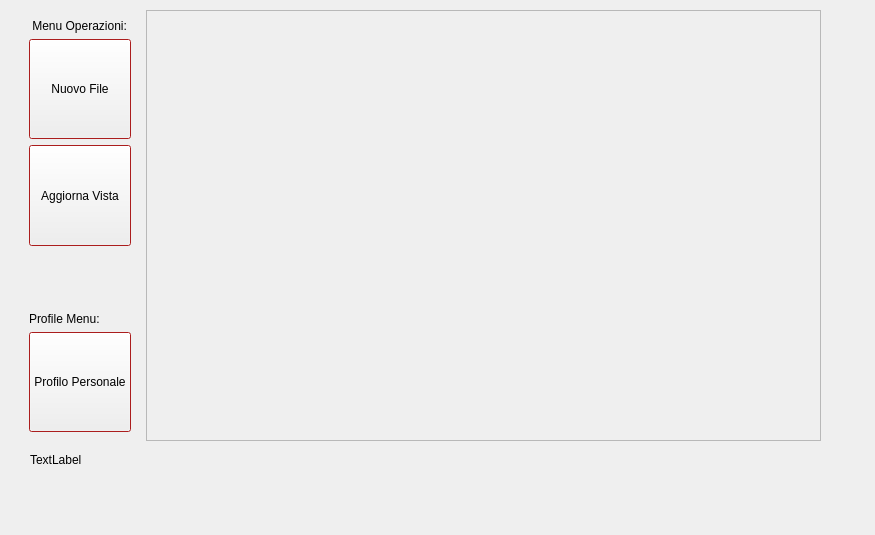
Above: Login/homepage.ui from cosimo265598/Edilive before the change. Below: the same form after it.
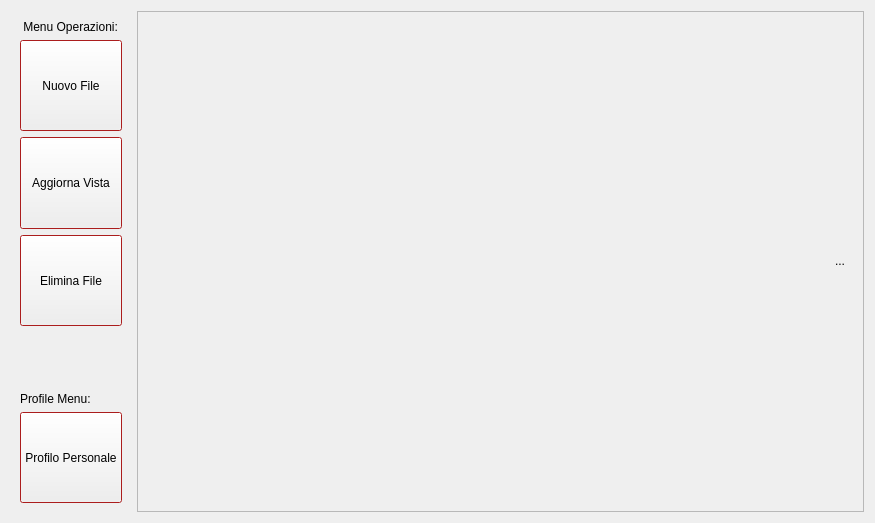
That is the form after the change.

```diff
--- a/Login/homepage.ui
+++ b/Login/homepage.ui
@@ -7,34 +7,12 @@
     <x>0</x>
     <y>0</y>
     <width>875</width>
-    <height>535</height>
+    <height>523</height>
    </rect>
   </property>
   <property name="windowTitle">
    <string>Form</string>
   </property>
-  <widget class="QStackedWidget" name="stackedWidget">
-   <property name="geometry">
-    <rect>
-     <x>20</x>
-     <y>10</y>
-     <width>811</width>
-     <height>471</height>
-    </rect>
-   </property>
-   <property name="currentIndex">
-    <number>0</number>
-   </property>
-   <widget class="QWidget" name="homePage">
-    <widget class="QWidget" name="layoutWidget">
-     <property name="geometry">
-      <rect>
-       <x>0</x>
-       <y>0</y>
-       <width>801</width>
-       <height>431</height>
-      </rect>
-     </property>
      <layout class="QHBoxLayout" name="horizontalLayout">
       <item>
        <widget class="QWidget" name="sidebar" native="true">
@@ -154,6 +132,19 @@
            </property>
           </widget>
          </item>
+      <item>
+       <widget class="QPushButton" name="pushButton">
+        <property name="sizePolicy">
+         <sizepolicy hsizetype="Minimum" vsizetype="Preferred">
+          <horstretch>0</horstretch>
+          <verstretch>0</verstretch>
+         </sizepolicy>
+        </property>
+        <property name="text">
+         <string>Elimina File</string>
+        </property>
+       </widget>
+      </item>
          <item>
           <spacer name="verticalSpacer">
            <property name="orientation">
@@ -218,8 +209,8 @@
           <rect>
            <x>0</x>
            <y>0</y>
-           <width>645</width>
-           <height>427</height>
+        <width>703</width>
+        <height>503</height>
           </rect>
          </property>
          <layout class="QGridLayout" name="gridLayout_3">
@@ -245,24 +236,8 @@
                </property>
               </layout>
              </item>
-            </layout>
-           </widget>
-          </item>
-         </layout>
-        </widget>
-       </widget>
-      </item>
-     </layout>
-    </widget>
+          <item row="1" column="0">
     <widget class="QLabel" name="infoLabel">
-     <property name="geometry">
-      <rect>
-       <x>10</x>
-       <y>440</y>
-       <width>627</width>
-       <height>20</height>
-      </rect>
-     </property>
      <property name="maximumSize">
       <size>
        <width>16777215</width>
@@ -270,12 +245,21 @@
       </size>
      </property>
      <property name="text">
-      <string>TextLabel</string>
-     </property>
-    </widget>
-   </widget>
-   <widget class="QWidget" name="profilePage"/>
-  </widget>
+             <string>...</string>
+            </property>
+            <property name="alignment">
+             <set>Qt::AlignRight|Qt::AlignTrailing|Qt::AlignVCenter</set>
+            </property>
+           </widget>
+          </item>
+         </layout>
+        </widget>
+       </item>
+      </layout>
+     </widget>
+    </widget>
+   </item>
+  </layout>
  </widget>
  <resources/>
  <connections/>
```
Lines whose indentation alone changed are shown as unchanged.
